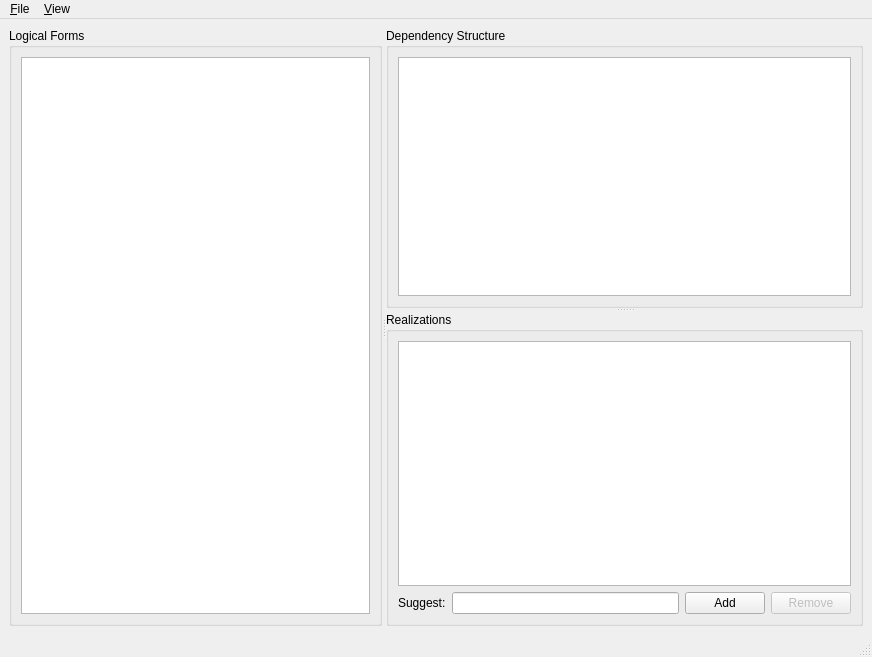
rug-compling/flan, file client/ui/AnnotateMainWindow.ui: the form before one commit.
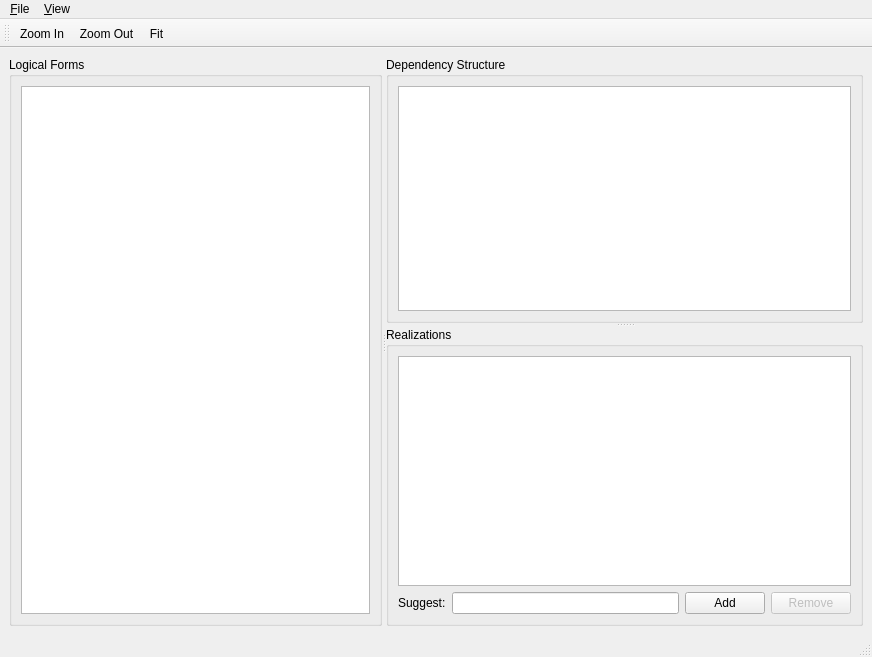
The form after the commit.

Commit message: Add zoom to fit.

Diff of the .ui file:
```diff
--- a/client/ui/AnnotateMainWindow.ui
+++ b/client/ui/AnnotateMainWindow.ui
@@ -119,6 +119,20 @@
    <addaction name="menu_View"/>
   </widget>
   <widget class="QStatusBar" name="statusbar"/>
+  <widget class="QToolBar" name="toolBar">
+   <property name="windowTitle">
+    <string>toolBar</string>
+   </property>
+   <attribute name="toolBarArea">
+    <enum>TopToolBarArea</enum>
+   </attribute>
+   <attribute name="toolBarBreak">
+    <bool>false</bool>
+   </attribute>
+   <addaction name="zoomInAction"/>
+   <addaction name="zoomOutAction"/>
+   <addaction name="fitAction"/>
+  </widget>
   <action name="action_Quit">
    <property name="text">
     <string>&amp;Quit</string>
@@ -129,7 +143,7 @@
   </action>
   <action name="zoomInAction">
    <property name="text">
-    <string>&amp;Zoom in</string>
+    <string>&amp;Zoom In</string>
    </property>
    <property name="shortcut">
     <string>Ctrl++</string>
@@ -137,12 +151,20 @@
   </action>
   <action name="zoomOutAction">
    <property name="text">
-    <string>Zoom &amp;out</string>
+    <string>Zoom &amp;Out</string>
    </property>
    <property name="shortcut">
     <string>Ctrl+-</string>
    </property>
   </action>
+  <action name="fitAction">
+   <property name="text">
+    <string>Fit</string>
+   </property>
+   <property name="shortcut">
+    <string>Ctrl+F</string>
+   </property>
+  </action>
  </widget>
  <resources/>
  <connections>
```
Left out of the diff: 3 changed lines with no effect on the pictures. The commit also changes 1 other file.
